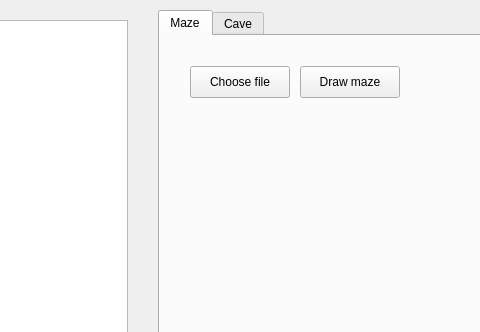
Before: the Qt Designer form src/view/Maze_and_Cave/view.ui in superhacker2002/maze, drawn with Qt 5; both pictures show x 382 to 862 and y 0 to 332 of the 973 by 548 pixel window.
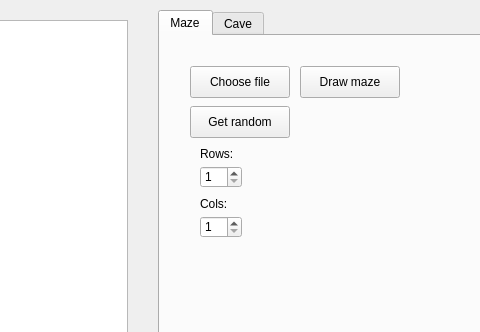
After: the same form once the commit is applied.

Commit message: added random maze

```diff
--- a/src/view/Maze_and_Cave/view.ui
+++ b/src/view/Maze_and_Cave/view.ui
@@ -56,6 +56,77 @@
        <string>Draw maze</string>
       </property>
      </widget>
+     <widget class="QPushButton" name="random_maze_button">
+      <property name="geometry">
+       <rect>
+        <x>30</x>
+        <y>70</y>
+        <width>100</width>
+        <height>32</height>
+       </rect>
+      </property>
+      <property name="text">
+       <string>Get random</string>
+      </property>
+     </widget>
+     <widget class="QSpinBox" name="maze_rows">
+      <property name="geometry">
+       <rect>
+        <x>40</x>
+        <y>130</y>
+        <width>42</width>
+        <height>22</height>
+       </rect>
+      </property>
+      <property name="minimum">
+       <number>1</number>
+      </property>
+      <property name="maximum">
+       <number>100</number>
+      </property>
+     </widget>
+     <widget class="QSpinBox" name="maze_cols">
+      <property name="geometry">
+       <rect>
+        <x>40</x>
+        <y>180</y>
+        <width>42</width>
+        <height>22</height>
+       </rect>
+      </property>
+      <property name="minimum">
+       <number>1</number>
+      </property>
+      <property name="maximum">
+       <number>100</number>
+      </property>
+     </widget>
+     <widget class="QLabel" name="label">
+      <property name="geometry">
+       <rect>
+        <x>40</x>
+        <y>110</y>
+        <width>58</width>
+        <height>16</height>
+       </rect>
+      </property>
+      <property name="text">
+       <string>Rows:</string>
+      </property>
+     </widget>
+     <widget class="QLabel" name="label_2">
+      <property name="geometry">
+       <rect>
+        <x>40</x>
+        <y>160</y>
+        <width>58</width>
+        <height>16</height>
+       </rect>
+      </property>
+      <property name="text">
+       <string>Cols:</string>
+      </property>
+     </widget>
     </widget>
     <widget class="QWidget" name="cave_tab">
      <attribute name="title">
```
The commit also changes 5 other files.
